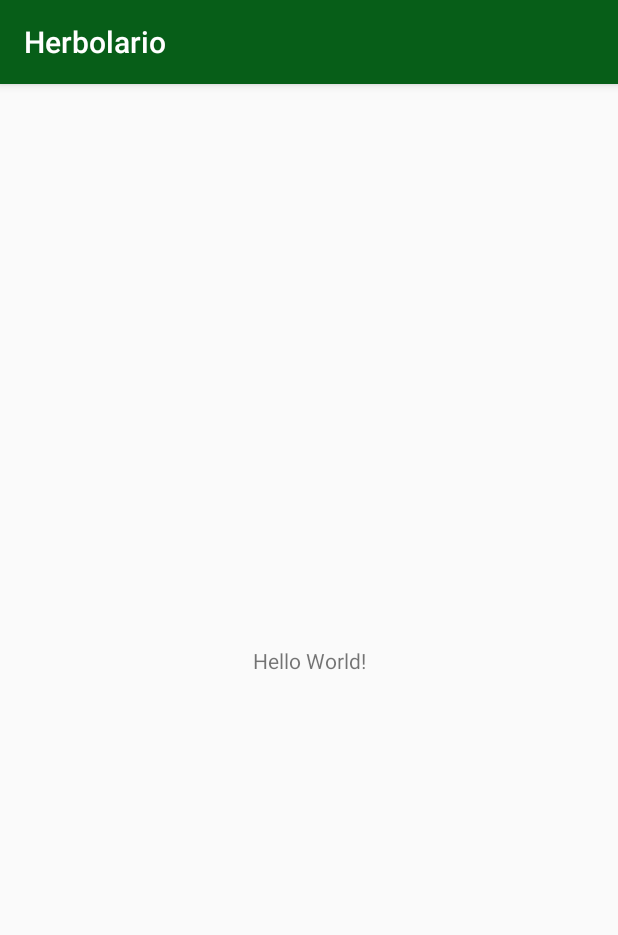
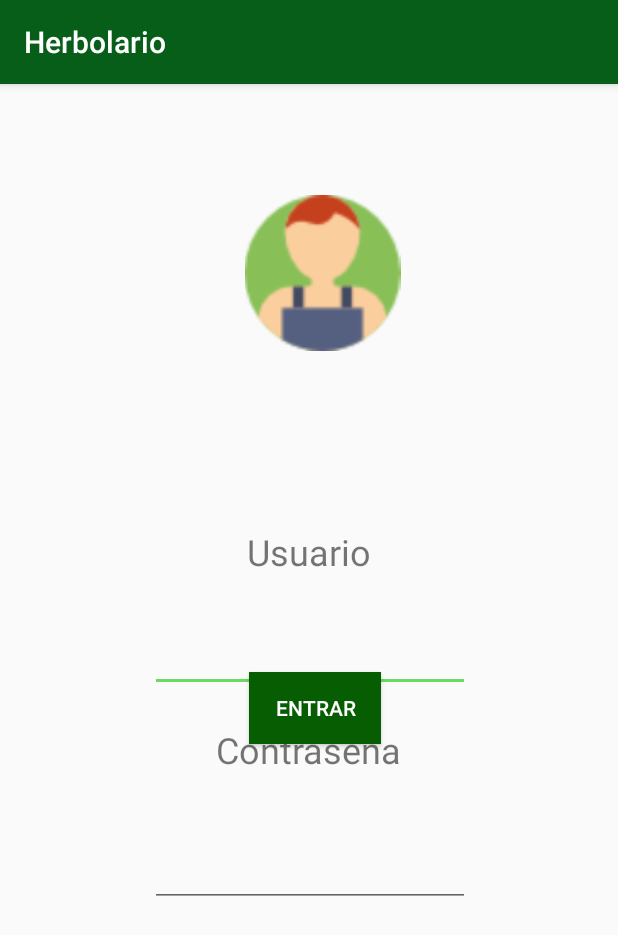
Before and after one commit to Cinthiaru/Plantitas, an Android app: the screen it shows after launch (MainActivity), on a phone screen of 412 x 824 dp. Shown: the top 935 px of the screen. Run offline under Robolectric (Android 15) with nearby library versions, the phone set to English and light mode, and no system bars.

Commit message:
Volvi a crear la pantalla de login

```diff
--- a/app/src/main/res/layout/activity_main.xml
+++ b/app/src/main/res/layout/activity_main.xml
@@ -7,12 +7,108 @@
     tools:context=".MainActivity">
 
     <TextView
+        android:id="@+id/textView"
         android:layout_width="wrap_content"
         android:layout_height="wrap_content"
-        android:text="Hello World!"
+        android:text="Usuario"
+        android:textSize="24sp"
         app:layout_constraintBottom_toBottomOf="parent"
+        app:layout_constraintHorizontal_bias="0.501"
         app:layout_constraintLeft_toLeftOf="parent"
         app:layout_constraintRight_toRightOf="parent"
+        app:layout_constraintTop_toTopOf="parent"
+        app:layout_constraintVertical_bias="0.402" />
+
+    <EditText
+        android:id="@+id/editText"
+        android:layout_width="wrap_content"
+        android:layout_height="wrap_content"
+        android:layout_marginStart="8dp"
+        android:layout_marginLeft="8dp"
+        android:layout_marginTop="8dp"
+        android:layout_marginEnd="8dp"
+        android:layout_marginRight="8dp"
+        android:layout_marginBottom="8dp"
+        android:ems="10"
+        android:inputType="textPersonName"
+        app:layout_constraintBottom_toBottomOf="parent"
+        app:layout_constraintEnd_toEndOf="parent"
+        app:layout_constraintHorizontal_bias="0.503"
+        app:layout_constraintStart_toStartOf="parent"
+        app:layout_constraintTop_toTopOf="parent"
+        app:layout_constraintVertical_bias="0.498" />
+
+    <TextView
+        android:id="@+id/textView2"
+        android:layout_width="wrap_content"
+        android:layout_height="wrap_content"
+        android:layout_marginStart="8dp"
+        android:layout_marginLeft="8dp"
+        android:layout_marginTop="8dp"
+        android:layout_marginEnd="8dp"
+        android:layout_marginRight="8dp"
+        android:layout_marginBottom="8dp"
+        android:text="Contraseña"
+        android:textSize="24sp"
+        app:layout_constraintBottom_toBottomOf="parent"
+        app:layout_constraintEnd_toEndOf="parent"
+        app:layout_constraintStart_toStartOf="parent"
+        app:layout_constraintTop_toTopOf="parent"
+        app:layout_constraintVertical_bias="0.583" />
+
+    <EditText
+        android:id="@+id/editText2"
+        android:layout_width="wrap_content"
+        android:layout_height="wrap_content"
+        android:layout_marginStart="8dp"
+        android:layout_marginLeft="8dp"
+        android:layout_marginTop="8dp"
+        android:layout_marginEnd="8dp"
+        android:layout_marginRight="8dp"
+        android:layout_marginBottom="8dp"
+        android:ems="10"
+        android:inputType="textPassword"
+        app:layout_constraintBottom_toBottomOf="parent"
+        app:layout_constraintEnd_toEndOf="parent"
+        app:layout_constraintHorizontal_bias="0.503"
+        app:layout_constraintStart_toStartOf="parent"
+        app:layout_constraintTop_toTopOf="parent"
+        app:layout_constraintVertical_bias="0.701" />
+
+    <ImageView
+        android:id="@+id/imageView"
+        android:layout_width="110dp"
+        android:layout_height="104dp"
+        android:layout_marginStart="8dp"
+        android:layout_marginLeft="8dp"
+        android:layout_marginTop="8dp"
+        android:layout_marginEnd="8dp"
+        android:layout_marginRight="8dp"
+        android:layout_marginBottom="8dp"
+        app:layout_constraintBottom_toBottomOf="parent"
+        app:layout_constraintEnd_toEndOf="parent"
+        app:layout_constraintHorizontal_bias="0.531"
+        app:layout_constraintStart_toStartOf="parent"
+        app:layout_constraintTop_toTopOf="parent"
+        app:layout_constraintVertical_bias="0.102"
+        app:srcCompat="@drawable/usuario2" />
+
+    <Button
+        android:id="@+id/button5"
+        android:layout_width="wrap_content"
+        android:layout_height="wrap_content"
+        android:layout_marginStart="8dp"
+        android:layout_marginLeft="8dp"
+        android:layout_marginTop="392dp"
+        android:layout_marginEnd="8dp"
+        android:layout_marginRight="8dp"
+        android:background="#075E02"
+        android:text="Entrar"
+        android:textColor="@android:color/white"
+        android:onClick="ingresar"
+        app:layout_constraintEnd_toEndOf="parent"
+        app:layout_constraintHorizontal_bias="0.514"
+        app:layout_constraintStart_toStartOf="parent"
         app:layout_constraintTop_toTopOf="parent" />
 
 </android.support.constraint.ConstraintLayout>
```
